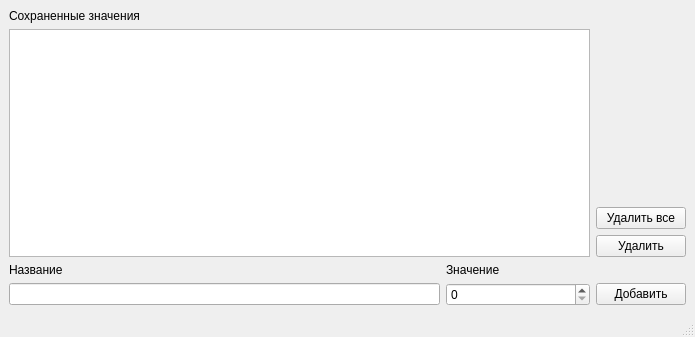
antonbrylyakov/qt-homework3, file mainwindow.ui: the form before one commit.
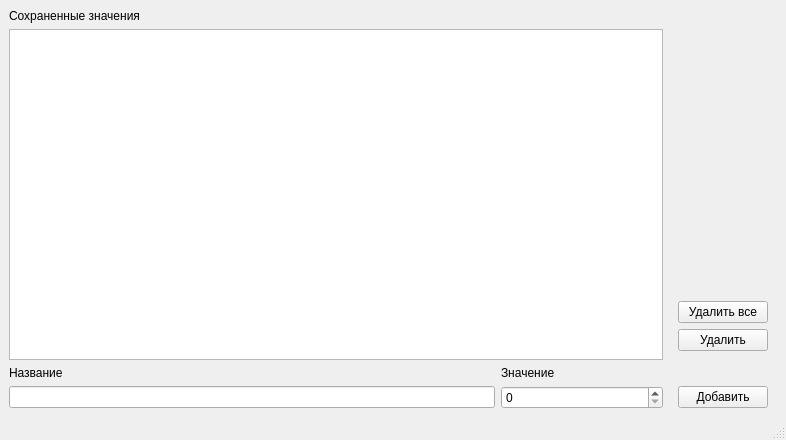
The form after the commit.

Commit message: Добавил использование вертикальной компоновки

What changed in the file:
```diff
--- a/mainwindow.ui
+++ b/mainwindow.ui
@@ -6,8 +6,8 @@
    <rect>
     <x>0</x>
     <y>0</y>
-    <width>695</width>
-    <height>337</height>
+    <width>786</width>
+    <height>440</height>
    </rect>
   </property>
   <property name="windowTitle">
@@ -15,7 +15,65 @@
   </property>
   <widget class="QWidget" name="centralwidget">
    <layout class="QGridLayout" name="gridLayout">
-    <item row="6" column="0">
+    <item row="0" column="0">
+     <widget class="QLabel" name="lbSavedItems">
+      <property name="sizePolicy">
+       <sizepolicy hsizetype="Preferred" vsizetype="Fixed">
+        <horstretch>0</horstretch>
+        <verstretch>0</verstretch>
+       </sizepolicy>
+      </property>
+      <property name="text">
+       <string>Сохраненные значения</string>
+      </property>
+     </widget>
+    </item>
+    <item row="1" column="2">
+     <widget class="QWidget" name="widget" native="true">
+      <layout class="QVBoxLayout" name="verticalLayout">
+       <item>
+        <spacer name="verticalSpacer">
+         <property name="orientation">
+          <enum>Qt::Vertical</enum>
+         </property>
+         <property name="sizeHint" stdset="0">
+          <size>
+           <width>20</width>
+           <height>40</height>
+          </size>
+         </property>
+        </spacer>
+       </item>
+       <item>
+        <widget class="QPushButton" name="btnClear">
+         <property name="minimumSize">
+          <size>
+           <width>90</width>
+           <height>0</height>
+          </size>
+         </property>
+         <property name="text">
+          <string>Удалить все</string>
+         </property>
+        </widget>
+       </item>
+       <item>
+        <widget class="QPushButton" name="btnRemove">
+         <property name="minimumSize">
+          <size>
+           <width>90</width>
+           <height>0</height>
+          </size>
+         </property>
+         <property name="text">
+          <string>Удалить</string>
+         </property>
+        </widget>
+       </item>
+      </layout>
+     </widget>
+    </item>
+    <item row="2" column="0">
      <widget class="QLabel" name="lbName">
       <property name="sizePolicy">
        <sizepolicy hsizetype="Preferred" vsizetype="Fixed">
@@ -28,7 +86,7 @@
       </property>
      </widget>
     </item>
-    <item row="6" column="1">
+    <item row="2" column="1">
      <widget class="QLabel" name="lbValue">
       <property name="sizePolicy">
        <sizepolicy hsizetype="Fixed" vsizetype="Preferred">
@@ -41,7 +99,7 @@
       </property>
      </widget>
     </item>
-    <item row="7" column="0">
+    <item row="3" column="0">
      <widget class="QLineEdit" name="leName">
       <property name="sizePolicy">
        <sizepolicy hsizetype="Expanding" vsizetype="Fixed">
@@ -57,7 +115,7 @@
       </property>
      </widget>
     </item>
-    <item row="7" column="1">
+    <item row="3" column="1">
      <widget class="QSpinBox" name="sbValue">
       <property name="sizePolicy">
        <sizepolicy hsizetype="Expanding" vsizetype="Fixed">
@@ -79,59 +137,32 @@
       </property>
      </widget>
     </item>
-    <item row="2" column="0" rowspan="4" colspan="2">
+    <item row="1" column="0" colspan="2">
      <widget class="QListView" name="lvSavedItems"/>
     </item>
-    <item row="5" column="2">
-     <widget class="QPushButton" name="btnRemove">
-      <property name="minimumSize">
-       <size>
-        <width>90</width>
-        <height>0</height>
-       </size>
-      </property>
-      <property name="text">
-       <string>Удалить</string>
-      </property>
-     </widget>
-    </item>
-    <item row="4" column="2">
-     <widget class="QPushButton" name="btnClear">
-      <property name="minimumSize">
-       <size>
-        <width>90</width>
-        <height>0</height>
-       </size>
-      </property>
-      <property name="text">
-       <string>Удалить все</string>
-      </property>
-     </widget>
-    </item>
-    <item row="7" column="2">
-     <widget class="QPushButton" name="pbAdd_2">
-      <property name="minimumSize">
-       <size>
-        <width>90</width>
-        <height>0</height>
-       </size>
-      </property>
-      <property name="text">
-       <string>Добавить</string>
-      </property>
-     </widget>
-    </item>
-    <item row="0" column="0">
-     <widget class="QLabel" name="lbSavedItems">
-      <property name="sizePolicy">
-       <sizepolicy hsizetype="Preferred" vsizetype="Fixed">
-        <horstretch>0</horstretch>
-        <verstretch>0</verstretch>
-       </sizepolicy>
-      </property>
-      <property name="text">
-       <string>Сохраненные значения</string>
-      </property>
+    <item row="3" column="2">
+     <widget class="QWidget" name="widget_2" native="true">
+      <layout class="QVBoxLayout" name="verticalLayout_2">
+       <property name="topMargin">
+        <number>0</number>
+       </property>
+       <property name="bottomMargin">
+        <number>0</number>
+       </property>
+       <item>
+        <widget class="QPushButton" name="pbAdd">
+         <property name="minimumSize">
+          <size>
+           <width>90</width>
+           <height>0</height>
+          </size>
+         </property>
+         <property name="text">
+          <string>Добавить</string>
+         </property>
+        </widget>
+       </item>
+      </layout>
      </widget>
     </item>
    </layout>
```
Left out of the diff: 4 changed lines with no effect on the pictures. The commit also changes 1 other file.
